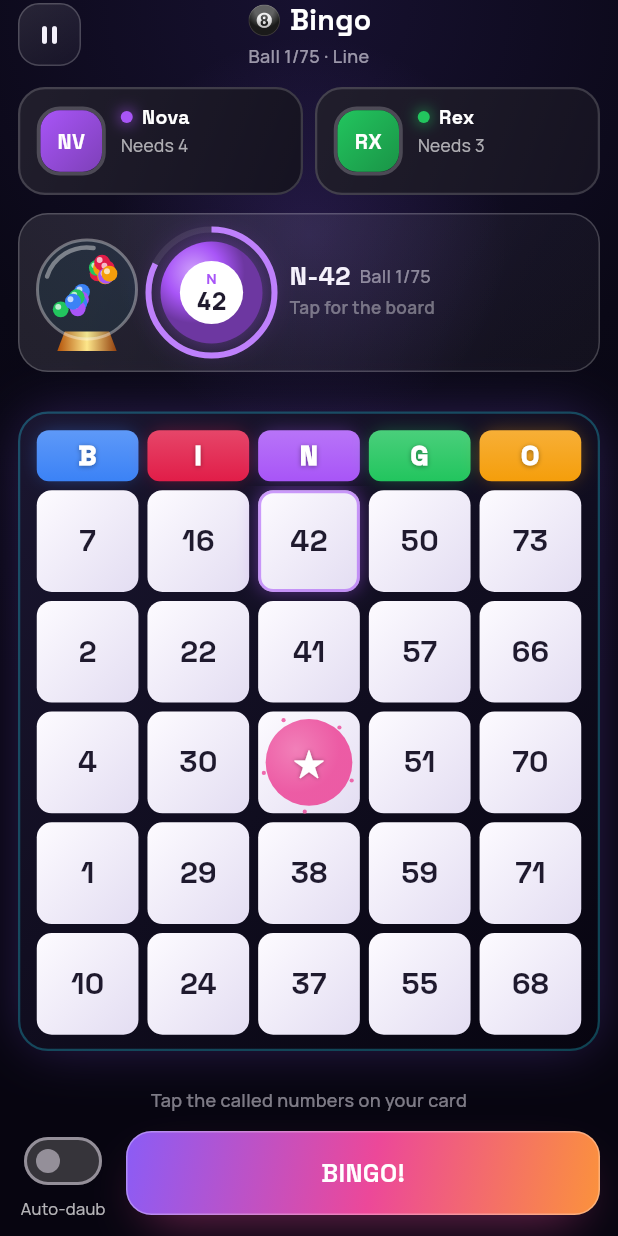
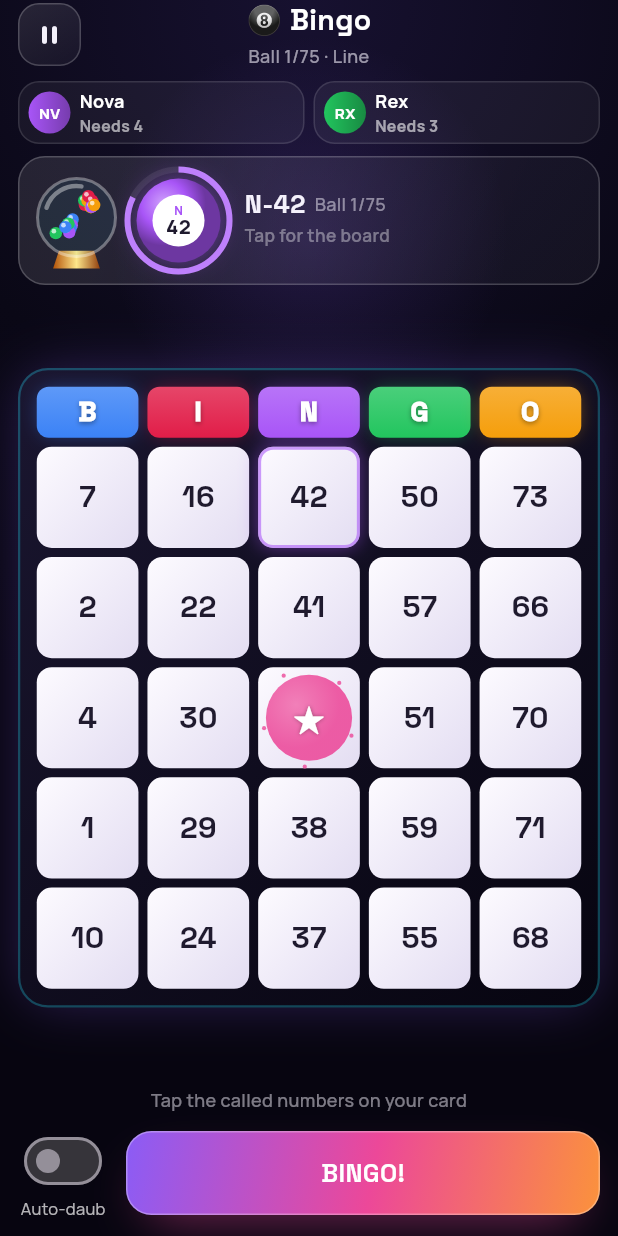
Before and after one commit to Chaituchaithan/flutter-games, a Flutter app: the BingoScreen screen opened by its route, on a phone screen of 412 x 824 dp. Run offline on Flutter 3.47's test engine with Material 3 defaults, Android fonts, the phone set to English and light mode, and no system bars; our stand-ins replace connectivity_plus, dio, flutter_riverpod, flutter_secure_storage, google_fonts, share_plus; accounts and stored records are empty.

Commit message:
Bingo game fixes

```diff
--- a/lib/game/bingo/bingo_screen.dart
+++ b/lib/game/bingo/bingo_screen.dart
@@ -377,29 +377,25 @@ class _BingoScreenState extends State<BingoScreen> with LocalGameFlow, TickerPro
             live: !_isOver,
             onPause: openPause,
           ),
-          const SizedBox(height: 12),
-          // Other players' progress.
-          IntrinsicHeight(
-            child: Row(
-              crossAxisAlignment: CrossAxisAlignment.stretch,
+          const SizedBox(height: 8),
+          // Other players' progress: compact chips (the card gets the room).
+          Row(
             children: [
               for (var s = 1; s < _game.seats.length; s++) ...[
-                  if (s > 1) const SizedBox(width: 8),
+                if (s > 1) const SizedBox(width: 6),
                 Expanded(
-                    child: BoardPlayerCard(
+                  child: _RivalChip(
                     name: _name(s),
                     initials: diceBotNames[s - 1].$2,
-                      sub: l.needsN(_game.seats[s].needed(_game.pattern)),
+                    needs: l.needsN(_game.seats[s].needed(_game.pattern)),
                     color: _colColors[(s + 1) % 5],
-                      active: _game.seats[s].needed(_game.pattern) <= 1 && !_isOver,
-                      turnText: '',
+                    hot: _game.seats[s].needed(_game.pattern) <= 1 && !_isOver,
                   ),
                 ),
               ],
             ],
           ),
-          ),
-          const SizedBox(height: 12),
+          const SizedBox(height: 8),
           _Caller(
             game: _game,
             ring: _callRing,
@@ -481,6 +477,52 @@ class _BingoScreenState extends State<BingoScreen> with LocalGameFlow, TickerPro
       ),
     );
   }
+}
+
+/// A computer player: avatar, name and how close they are ("Needs 2");
+/// glows when one away.
+class _RivalChip extends StatelessWidget {
+  const _RivalChip({required this.name, required this.initials, required this.needs, required this.color, required this.hot});
+  final String name;
+  final String initials;
+  final String needs;
+  final Color color;
+  final bool hot;
+
+  @override
+  Widget build(BuildContext context) => AnimatedContainer(
+    duration: const Duration(milliseconds: 300),
+    height: 42,
+    padding: const EdgeInsets.symmetric(horizontal: 6),
+    decoration: BoxDecoration(
+      borderRadius: BorderRadius.circular(14),
+      color: hot ? color.withValues(alpha: 0.18) : Colors.white.withValues(alpha: 0.05),
+      border: Border.all(color: hot ? color : Colors.white.withValues(alpha: 0.12)),
+      boxShadow: [BoxShadow(color: color.withValues(alpha: hot ? 0.45 : 0), blurRadius: 12)],
+    ),
+    child: Row(
+      children: [
+        Container(
+          width: 28,
+          height: 28,
+          alignment: Alignment.center,
+          decoration: BoxDecoration(shape: BoxShape.circle, gradient: LinearGradient(colors: [color, Color.lerp(color, Colors.black, 0.3)!])),
+          child: Text(initials, style: const TextStyle(color: Colors.white, fontSize: 10, fontWeight: FontWeight.w800)),
+        ),
+        const SizedBox(width: 6),
+        Expanded(
+          child: Column(
+            mainAxisAlignment: MainAxisAlignment.center,
+            crossAxisAlignment: CrossAxisAlignment.start,
+            children: [
+              Text(name, maxLines: 1, overflow: TextOverflow.ellipsis, style: const TextStyle(color: Colors.white, fontSize: 12, fontWeight: FontWeight.w700)),
+              Text(needs, maxLines: 1, overflow: TextOverflow.ellipsis, style: TextStyle(color: hot ? color : Colors.white60, fontSize: 10.5, fontWeight: FontWeight.w700)),
+            ],
+          ),
+        ),
+      ],
+    ),
+  );
 }
 
 /// Every number 1–75 by column, the called ones lit (tap on the caller).
@@ -597,14 +639,14 @@ class _Caller extends StatelessWidget {
     return GestureDetector(
       onTap: onTap,
       child: Container(
-        padding: const EdgeInsets.all(10),
-        decoration: AuraGlass.decoration(radius: 20, shadow: false),
+        padding: const EdgeInsets.symmetric(horizontal: 10, vertical: 8),
+        decoration: AuraGlass.decoration(radius: 18, shadow: false),
         child: Row(
           children: [
             // The blower.
             SizedBox(
-              width: 70,
-              height: 78,
+              width: 56,
+              height: 64,
               child: AnimatedBuilder(
                 animation: tumble,
                 builder: (_, _) => CustomPaint(painter: _BlowerPainter(tumble.value, game.called.length)),
@@ -612,8 +654,8 @@ class _Caller extends StatelessWidget {
             ),
             const SizedBox(width: 6),
             SizedBox(
-              width: 84,
-              height: 84,
+              width: 68,
+              height: 68,
               child: Stack(
                 alignment: Alignment.center,
                 children: [
@@ -644,8 +686,8 @@ class _Caller extends StatelessWidget {
                       );
                     },
                     child: current == null
-                        ? const SizedBox(key: ValueKey(0), width: 68, height: 68)
-                        : BingoBall(key: ValueKey(current), number: current, size: 68),
+                        ? const SizedBox(key: ValueKey(0), width: 56, height: 56)
+                        : BingoBall(key: ValueKey(current), number: current, size: 56),
                   ),
                 ],
               ),
@@ -687,7 +729,7 @@ class _Caller extends StatelessWidget {
                   Row(
                     children: [
                       for (var i = 0; i < recent.length; i++) ...[
-                        Opacity(opacity: 1 - i * 0.15, child: BingoBall(number: recent[i], size: 28)),
+                        Opacity(opacity: 1 - i * 0.15, child: BingoBall(number: recent[i], size: 26)),
                         const SizedBox(width: 5),
                       ],
                     ],
@@ -892,13 +934,30 @@ class _CardView extends StatelessWidget {
           Expanded(
             child: AnimatedBuilder(
               animation: Listenable.merge([pulse, party]),
-              builder: (_, _) => GridView.count(
-                crossAxisCount: 5,
-                physics: const NeverScrollableScrollPhysics(),
-                padding: EdgeInsets.zero,
+              // Five rows sharing the height (cells stretch to fit — never
+              // cut off when the card is short).
+              builder: (_, _) => Column(
                 children: [
-                  for (var i = 0; i < 25; i++)
-                    GestureDetector(
+                  for (var row = 0; row < 5; row++)
+                    Expanded(
+                      child: Row(
+                        crossAxisAlignment: CrossAxisAlignment.stretch,
+                        children: [
+                          for (var col = 0; col < 5; col++)
+                            Expanded(child: _cell(row * 5 + col)),
+                        ],
+                      ),
+                    ),
+                ],
+              ),
+            ),
+          ),
+        ],
+      ),
+    );
+  }
+
+  Widget _cell(int i) => GestureDetector(
     onTap: () => onTap(i),
     child: _Cell(
       number: seat.card.cells[i],
@@ -909,15 +968,7 @@ class _CardView extends StatelessWidget {
       pulse: math.sin(pulse.value * 2 * math.pi) * 0.5 + 0.5,
       win: _winLight(i),
     ),
-                    ),
-                ],
-              ),
-            ),
-          ),
-        ],
-      ),
   );
-  }
 
   /// 0 → 1 as this winning cell lights up (one after another); 0 otherwise.
   double _winLight(int i) {
```
Lines whose indentation alone changed are shown as unchanged.
